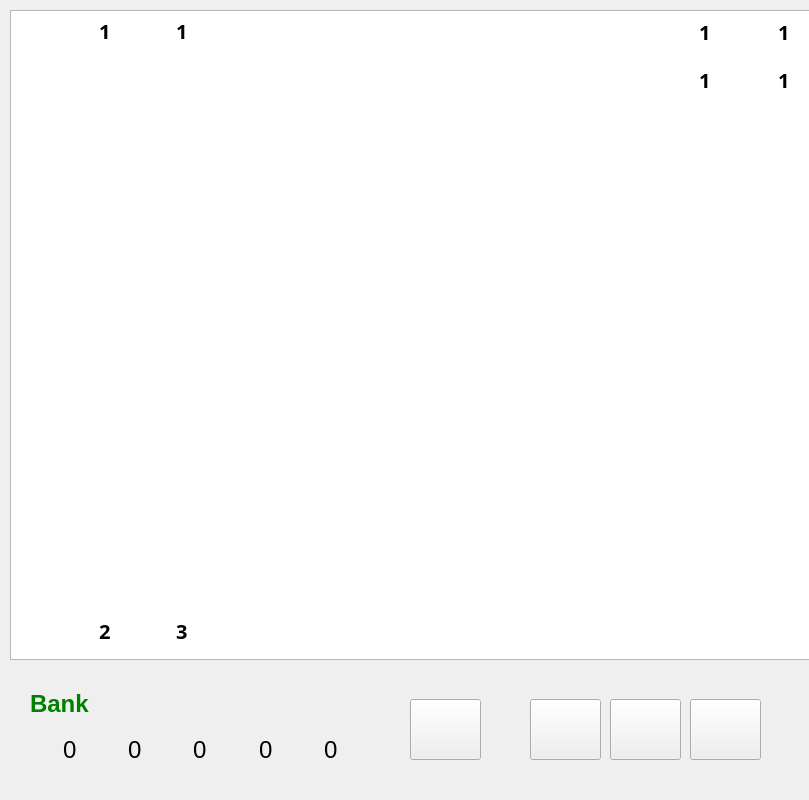
Old version of the form src/mainwindow.ui in the repository Stefan-Dr/Catan; both pictures show x 0 to 809 and y 0 to 800 of the 1200 by 800 pixel window.
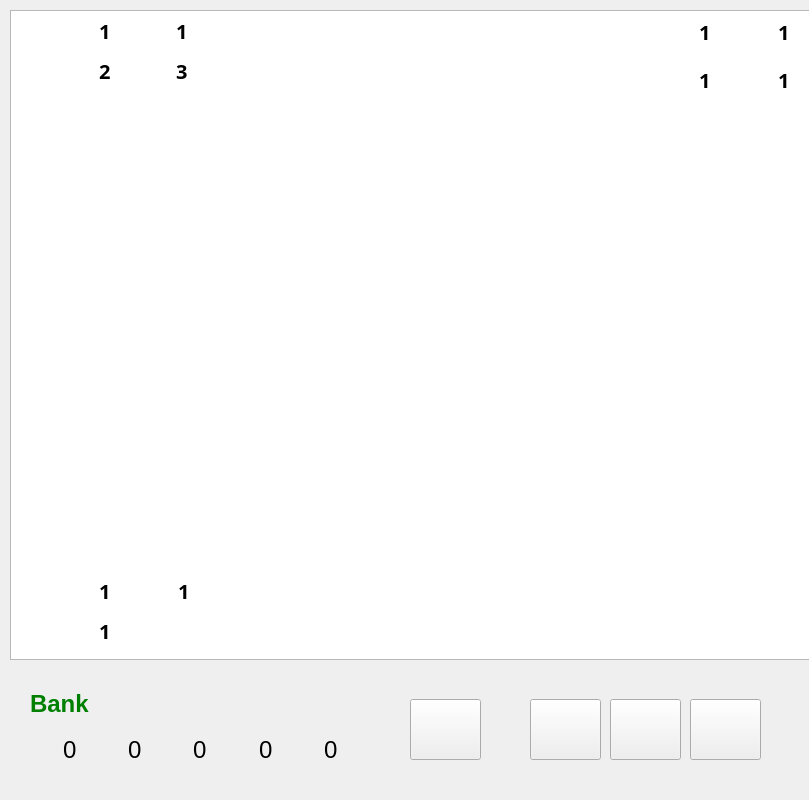
New version of the form. The open tabs and pages were chosen to show the change. Icons and pictures are not drawn.

What changed in the file:
```diff
--- a/src/mainwindow.ui
+++ b/src/mainwindow.ui
@@ -2450,9 +2450,9 @@
      <widget class="QLabel" name="label_2">
       <property name="geometry">
        <rect>
-        <x>600</x>
+        <x>598</x>
         <y>0</y>
-        <width>49</width>
+        <width>51</width>
         <height>46</height>
        </rect>
       </property>
@@ -2468,7 +2468,7 @@
        <rect>
         <x>0</x>
         <y>0</y>
-        <width>49</width>
+        <width>51</width>
         <height>46</height>
        </rect>
       </property>
@@ -2483,8 +2483,8 @@
       <property name="geometry">
        <rect>
         <x>0</x>
-        <y>600</y>
-        <width>49</width>
+        <y>40</y>
+        <width>51</width>
         <height>46</height>
        </rect>
       </property>
@@ -2681,9 +2681,9 @@
       <property name="geometry">
        <rect>
         <x>50</x>
-        <y>600</y>
+        <y>40</y>
         <width>149</width>
-        <height>42</height>
+        <height>41</height>
        </rect>
       </property>
       <layout class="QHBoxLayout" name="horizontalLayout_26">
@@ -2739,6 +2739,121 @@
        </item>
       </layout>
      </widget>
+     <widget class="QLabel" name="label_48">
+      <property name="geometry">
+       <rect>
+        <x>0</x>
+        <y>560</y>
+        <width>51</width>
+        <height>46</height>
+       </rect>
+      </property>
+      <property name="styleSheet">
+       <string notr="true">border-image: url(:/resources/images/button_magicCard.png) 0 0 0 0 stretch stretch;</string>
+      </property>
+      <property name="text">
+       <string/>
+      </property>
+     </widget>
+     <widget class="QWidget" name="layoutWidget">
+      <property name="geometry">
+       <rect>
+        <x>50</x>
+        <y>560</y>
+        <width>151</width>
+        <height>41</height>
+       </rect>
+      </property>
+      <layout class="QHBoxLayout" name="horizontalLayout_24">
+       <item>
+        <widget class="QLabel" name="label_49">
+         <property name="styleSheet">
+          <string notr="true">border-image: url(:/resources/images/resources--grain.png) 0 0 0 0 stretch stretch;</string>
+         </property>
+         <property name="text">
+          <string/>
+         </property>
+        </widget>
+       </item>
+       <item>
+        <widget class="QLabel" name="label_50">
+         <property name="font">
+          <font>
+           <family>Sahadeva</family>
+           <pointsize>15</pointsize>
+           <weight>75</weight>
+           <bold>true</bold>
+          </font>
+         </property>
+         <property name="text">
+          <string>1</string>
+         </property>
+        </widget>
+       </item>
+       <item>
+        <widget class="QLabel" name="label_51">
+         <property name="styleSheet">
+          <string notr="true">border-image: url(:/resources/images/resources--wool.png) 0 0 0 0 stretch stretch;</string>
+         </property>
+         <property name="text">
+          <string/>
+         </property>
+        </widget>
+       </item>
+       <item>
+        <widget class="QLabel" name="label_60">
+         <property name="font">
+          <font>
+           <family>Sahadeva</family>
+           <pointsize>15</pointsize>
+           <weight>75</weight>
+           <bold>true</bold>
+          </font>
+         </property>
+         <property name="text">
+          <string>1</string>
+         </property>
+        </widget>
+       </item>
+      </layout>
+     </widget>
+     <widget class="QWidget" name="layoutWidget_2">
+      <property name="geometry">
+       <rect>
+        <x>50</x>
+        <y>600</y>
+        <width>71</width>
+        <height>41</height>
+       </rect>
+      </property>
+      <layout class="QHBoxLayout" name="horizontalLayout_27">
+       <item>
+        <widget class="QLabel" name="label_61">
+         <property name="styleSheet">
+          <string notr="true">border-image: url(:/resources/images/resources--ore.png) 0 0 0 0 stretch stretch;</string>
+         </property>
+         <property name="text">
+          <string/>
+         </property>
+        </widget>
+       </item>
+       <item>
+        <widget class="QLabel" name="label_62">
+         <property name="font">
+          <font>
+           <family>Sahadeva</family>
+           <pointsize>15</pointsize>
+           <weight>75</weight>
+           <bold>true</bold>
+          </font>
+         </property>
+         <property name="text">
+          <string>1</string>
+         </property>
+        </widget>
+       </item>
+      </layout>
+     </widget>
     </widget>
    </widget>
   </widget>
```
